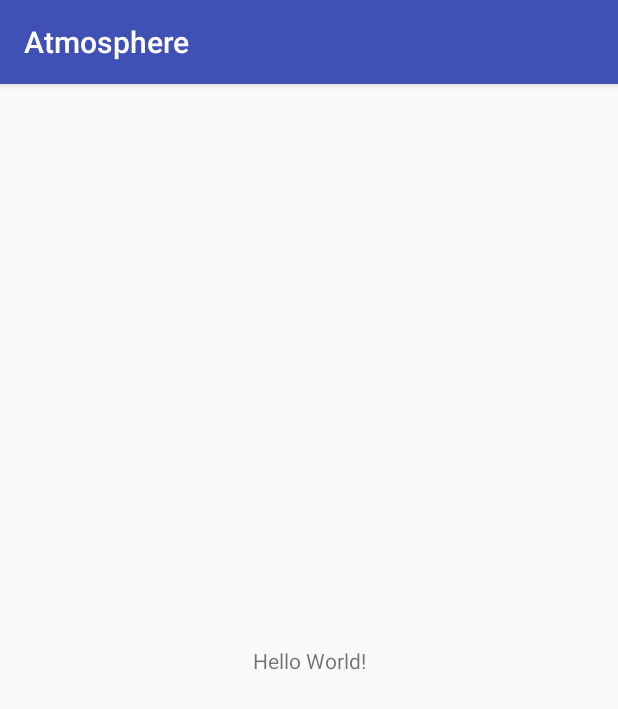
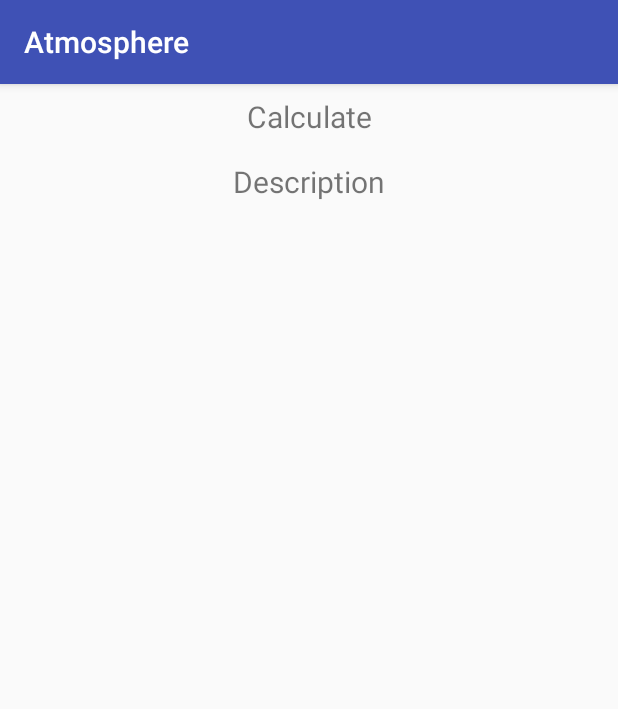
Before and after one commit to since85stas/Atmosphere02, an Android app: the screen it shows after launch (MainActivity), on a phone screen of 412 x 824 dp. Shown: the top 709 px of the screen. Run offline under Robolectric (Android 15) with nearby library versions, the phone set to English and light mode, and no system bars.

Commit message:
Added calculation activity

```diff
--- a/app/src/main/AndroidManifest.xml
+++ b/app/src/main/AndroidManifest.xml
@@ -16,6 +16,7 @@
                 <category android:name="android.intent.category.LAUNCHER" />
             </intent-filter>
         </activity>
+        <activity android:name=".CalculateActivity"></activity>
     </application>
 
 </manifest>
--- a/app/src/main/java/com/batura/stas/atmosphere/MainActivity.java
+++ b/app/src/main/java/com/batura/stas/atmosphere/MainActivity.java
@@ -2,12 +2,22 @@ package com.batura.stas.atmosphere;
 
 import android.support.v7.app.AppCompatActivity;
 import android.os.Bundle;
+import android.view.View;
+import android.widget.TextView;
 
 public class MainActivity extends AppCompatActivity {
 
     @Override
-    protected void onCreate(Bundle savedInstanceState) {
+    public void onCreate(Bundle savedInstanceState) {
         super.onCreate(savedInstanceState);
         setContentView(R.layout.activity_main);
+
+        TextView calculateTextView = (TextView) findViewById(R.id.calculate_text);
+        calculateTextView.setOnClickListener(new View.OnClickListener() {
+            @Override
+            public void onClick(View view) {
+                setContentView(R.layout.calculate_activity);
+            }
+        });
     }
 }
--- a/app/src/main/res/layout/activity_main.xml
+++ b/app/src/main/res/layout/activity_main.xml
@@ -1,18 +1,27 @@
 <?xml version="1.0" encoding="utf-8"?>
-<android.support.constraint.ConstraintLayout xmlns:android="http://schemas.android.com/apk/res/android"
-    xmlns:app="http://schemas.android.com/apk/res-auto"
+<LinearLayout xmlns:android="http://schemas.android.com/apk/res/android"
     xmlns:tools="http://schemas.android.com/tools"
     android:layout_width="match_parent"
     android:layout_height="match_parent"
-    tools:context="com.batura.stas.atmosphere.MainActivity">
+    tools:context="com.batura.stas.atmosphere.MainActivity"
+    android:orientation="vertical">
 
     <TextView
-        android:layout_width="wrap_content"
+        android:id="@+id/calculate_text"
+        android:layout_width="match_parent"
         android:layout_height="wrap_content"
-        android:text="Hello World!"
-        app:layout_constraintBottom_toBottomOf="parent"
-        app:layout_constraintLeft_toLeftOf="parent"
-        app:layout_constraintRight_toRightOf="parent"
-        app:layout_constraintTop_toTopOf="parent" />
+        android:gravity="center"
+        android:padding="8dp"
+        android:text="Calculate"
+        android:textSize="20sp" />
+    <TextView
+        android:id="@+id/description_text"
+        android:layout_width="match_parent"
+        android:layout_height="wrap_content"
+        android:text="Description"
+        android:textSize="20sp"
+        android:gravity="center"
+        android:padding="8dp"
+        />
 
-</android.support.constraint.ConstraintLayout>
+</LinearLayout>
```
Also changed, not shown: app/src/main/java/com/batura/stas/atmosphere/CalculateActivity.java (added, +13 -0 lines), app/src/main/res/layout/calculate_activity.xml (added, +15 -0 lines).
